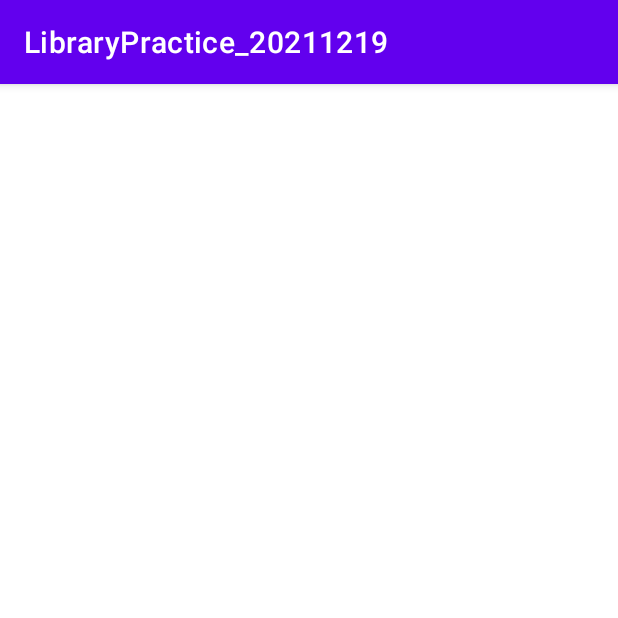
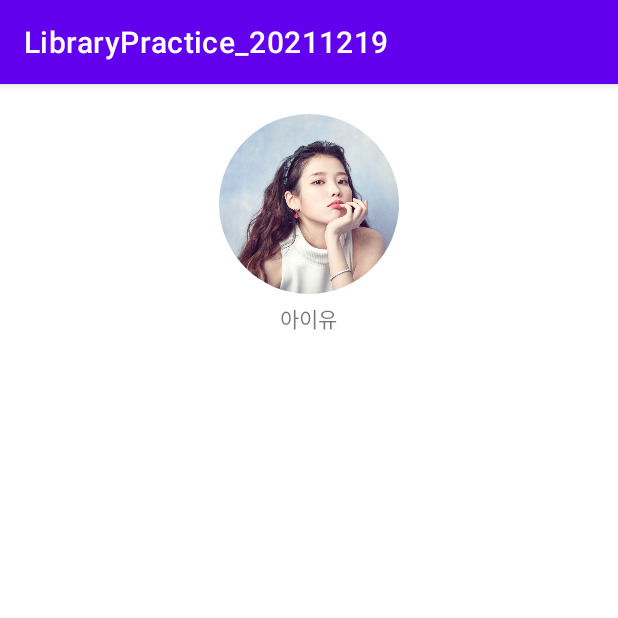
Before and after one commit to ujin-Bang/LibraryPractice_20211219, an Android app: the screen it shows after launch (MainActivity), on a phone screen of 412 x 824 dp, the top half of it. Run offline under Robolectric (Android 15) with nearby library versions, the phone set to English and light mode, and no system bars; our stand-ins replace CircleImageView.

Commit message:
CircleImageView 사용 예시  - 라이브러리 설치 gradle  - xml 태그 종류 변경 - 라이브러리 활용

```diff
--- a/app/build.gradle
+++ b/app/build.gradle
@@ -34,6 +34,7 @@ android {
 
 dependencies {
 
+    implementation 'de.hdodenhof:circleimageview:3.1.0'
     implementation 'androidx.core:core-ktx:1.7.0'
     implementation 'androidx.appcompat:appcompat:1.4.0'
     implementation 'com.google.android.material:material:1.4.0'
--- a/app/src/main/res/layout/activity_main.xml
+++ b/app/src/main/res/layout/activity_main.xml
@@ -5,7 +5,27 @@
     android:layout_width="match_parent"
     android:layout_height="match_parent"
     android:orientation="vertical"
+    android:padding="20dp"
     tools:context=".MainActivity">
 
+    <LinearLayout
+        android:layout_width="match_parent"
+        android:layout_height="wrap_content"
+        android:orientation="vertical"
+        android:gravity="center">
+
+        <de.hdodenhof.circleimageview.CircleImageView
+            android:layout_width="120dp"
+            android:layout_height="120dp"
+            android:src="@drawable/iu"/>
+
+        <TextView
+            android:paddingTop="5dp"
+            android:layout_width="wrap_content"
+            android:layout_height="wrap_content"
+            android:text="아이유"/>
+
+
+    </LinearLayout>
 
 </LinearLayout>
```
Also changed, not shown: app/src/main/res/drawable/iu.jpg (added).
